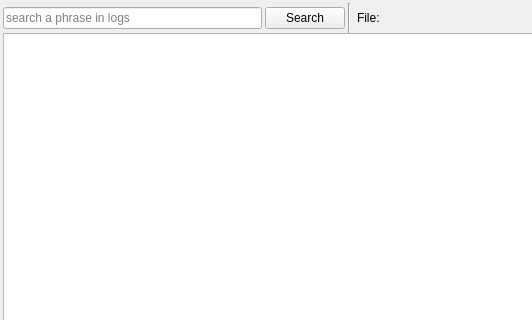
Above: sources/lusan/view/log/ui/OfflineLogViewer.ui from aregtech/areg-sdk-tools before the change; both pictures show x 0 to 532 and y 0 to 320 of the 692 by 628 pixel window. Below: the same form after it.
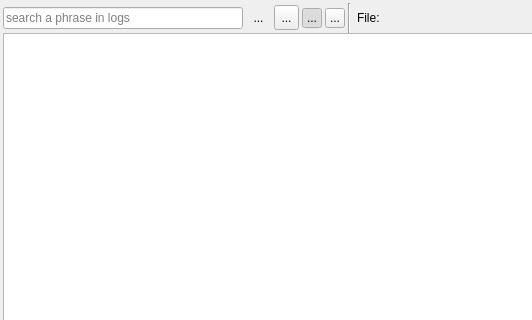
That is the form after the change. Icons and pictures are not drawn.

Patch:
```diff
--- a/sources/lusan/view/log/ui/OfflineLogViewer.ui
+++ b/sources/lusan/view/log/ui/OfflineLogViewer.ui
@@ -155,12 +155,143 @@
                  </widget>
                 </item>
                 <item>
-                 <widget class="QPushButton" name="buttonSearch">
+                 <widget class="QToolButton" name="btnMatchCase">
+                  <property name="minimumSize">
+                   <size>
+                    <width>25</width>
+                    <height>25</height>
+                   </size>
+                  </property>
+                  <property name="maximumSize">
+                   <size>
+                    <width>25</width>
+                    <height>25</height>
+                   </size>
+                  </property>
                   <property name="toolTip">
                    <string>Search a phrase in logs</string>
                   </property>
+                  <property name="whatsThis">
+                   <string>Search prhase match case</string>
+                  </property>
+                  <property name="autoFillBackground">
+                   <bool>true</bool>
+                  </property>
                   <property name="text">
-                   <string>Search</string>
+                   <string>...</string>
+                  </property>
+                  <property name="icon">
+                   <iconset resource="../../../res/lusan.qrc">
+                    <normaloff>:/icons/search-match-case</normaloff>:/icons/search-match-case</iconset>
+                  </property>
+                  <property name="checkable">
+                   <bool>true</bool>
+                  </property>
+                  <property name="autoRaise">
+                   <bool>true</bool>
+                  </property>
+                 </widget>
+                </item>
+                <item>
+                 <widget class="QToolButton" name="btnMatchWord">
+                  <property name="minimumSize">
+                   <size>
+                    <width>25</width>
+                    <height>25</height>
+                   </size>
+                  </property>
+                  <property name="maximumSize">
+                   <size>
+                    <width>25</width>
+                    <height>25</height>
+                   </size>
+                  </property>
+                  <property name="toolTip">
+                   <string>Search whole word</string>
+                  </property>
+                  <property name="whatsThis">
+                   <string>Search whole word</string>
+                  </property>
+                  <property name="autoFillBackground">
+                   <bool>true</bool>
+                  </property>
+                  <property name="text">
+                   <string>...</string>
+                  </property>
+                  <property name="icon">
+                   <iconset resource="../../../res/lusan.qrc">
+                    <normaloff>:/icons/search-match-word</normaloff>:/icons/search-match-word</iconset>
+                  </property>
+                  <property name="checkable">
+                   <bool>true</bool>
+                  </property>
+                 </widget>
+                </item>
+                <item>
+                 <widget class="QToolButton" name="btnSearchDirection">
+                  <property name="minimumSize">
+                   <size>
+                    <width>20</width>
+                    <height>20</height>
+                   </size>
+                  </property>
+                  <property name="maximumSize">
+                   <size>
+                    <width>20</width>
+                    <height>20</height>
+                   </size>
+                  </property>
+                  <property name="toolTip">
+                   <string>Find next (F3)</string>
+                  </property>
+                  <property name="whatsThis">
+                   <string>Find next match of phrase</string>
+                  </property>
+                  <property name="autoFillBackground">
+                   <bool>true</bool>
+                  </property>
+                  <property name="text">
+                   <string>...</string>
+                  </property>
+                  <property name="icon">
+                   <iconset theme="QIcon::ThemeIcon::GoDown"/>
+                  </property>
+                  <property name="shortcut">
+                   <string notr="true">F3</string>
+                  </property>
+                  <property name="checkable">
+                   <bool>true</bool>
+                  </property>
+                  <property name="checked">
+                   <bool>true</bool>
+                  </property>
+                 </widget>
+                </item>
+                <item>
+                 <widget class="QToolButton" name="btnSearch">
+                  <property name="minimumSize">
+                   <size>
+                    <width>20</width>
+                    <height>20</height>
+                   </size>
+                  </property>
+                  <property name="maximumSize">
+                   <size>
+                    <width>20</width>
+                    <height>20</height>
+                   </size>
+                  </property>
+                  <property name="toolTip">
+                   <string>Search phrase (Ctrl+F)</string>
+                  </property>
+                  <property name="whatsThis">
+                   <string>Search phrase</string>
+                  </property>
+                  <property name="autoFillBackground">
+                   <bool>true</bool>
+                  </property>
+                  <property name="text">
+                   <string>...</string>
                   </property>
                   <property name="icon">
                    <iconset theme="QIcon::ThemeIcon::EditFind"/>
```
Left out of the diff: 9 changed lines with no effect on the pictures.
